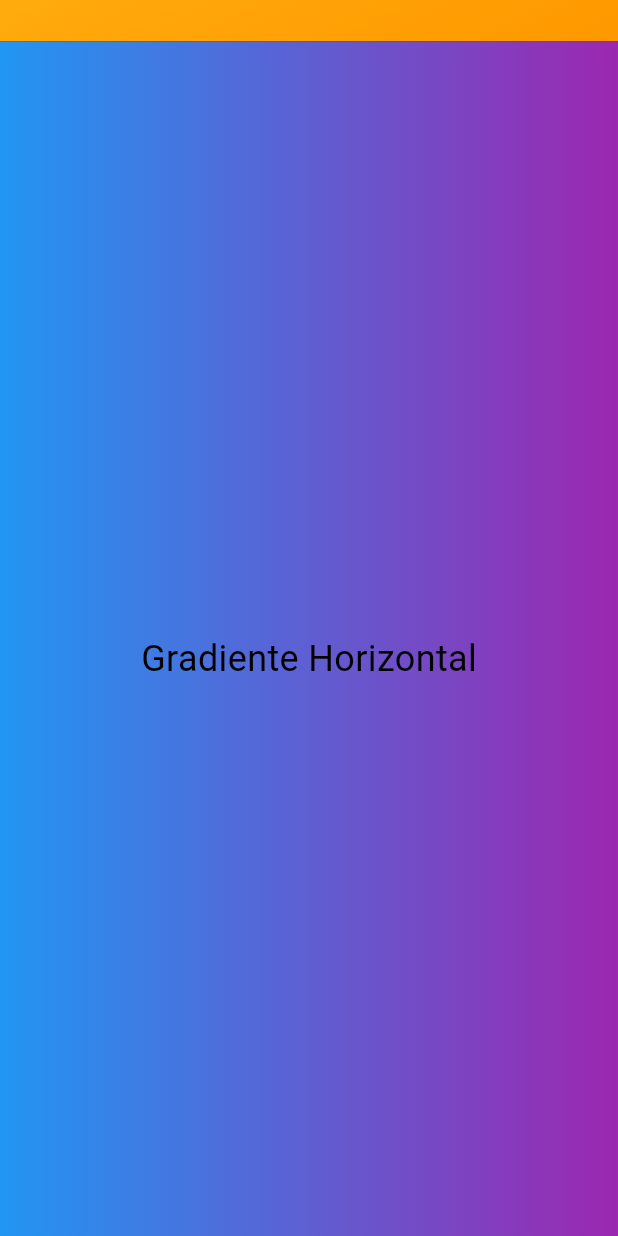
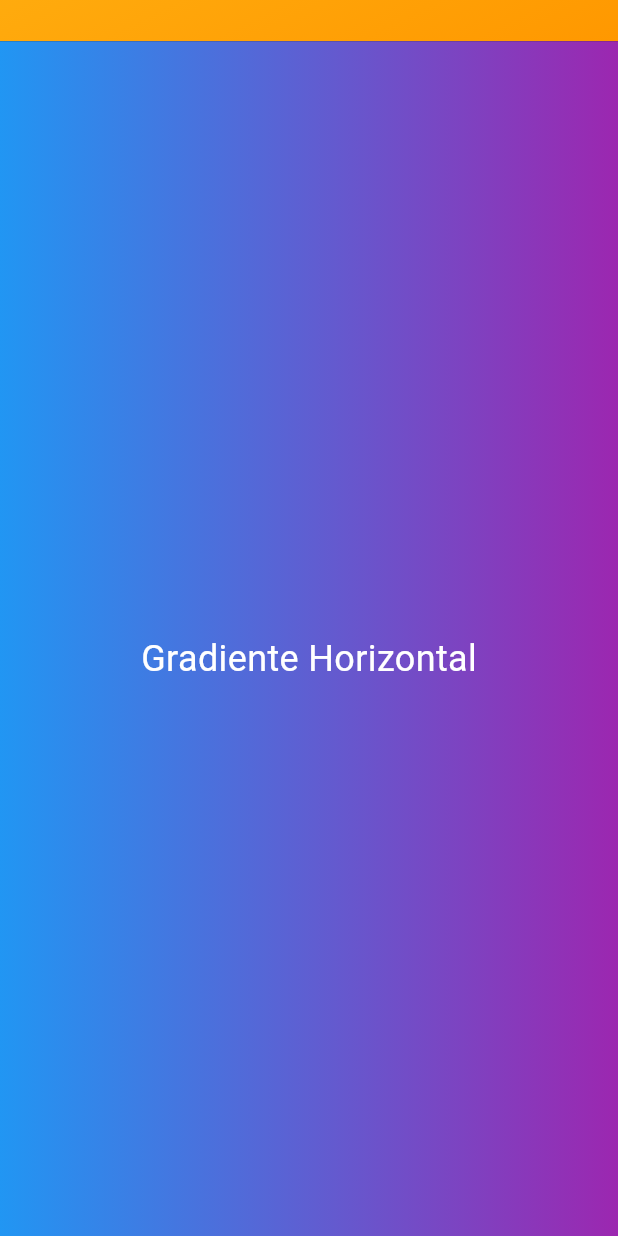
Before and after one commit to jmboada30/flutter-toktik, a Flutter app: the screen it shows after launch, scrolled down 576 dp, on a phone screen of 412 x 824 dp. Run offline on Flutter 3.47's test engine with Material 3 defaults, Android fonts, the phone set to English and light mode, and no system bars.

Commit message:
Update text color to white in VideoScrollableView

```diff
--- a/lib/presentation/widgets/shared/vide_scrollable_view.dart
+++ b/lib/presentation/widgets/shared/vide_scrollable_view.dart
@@ -30,7 +30,7 @@ class VideoScrollableView extends StatelessWidget {
           child: const Center(
             child: Text(
               'Gradiente Horizontal',
-              style: TextStyle(fontSize: 24, color: Colors.black),
+              style: TextStyle(fontSize: 24, color: Colors.white),
             ),
           ),
         ),
```
